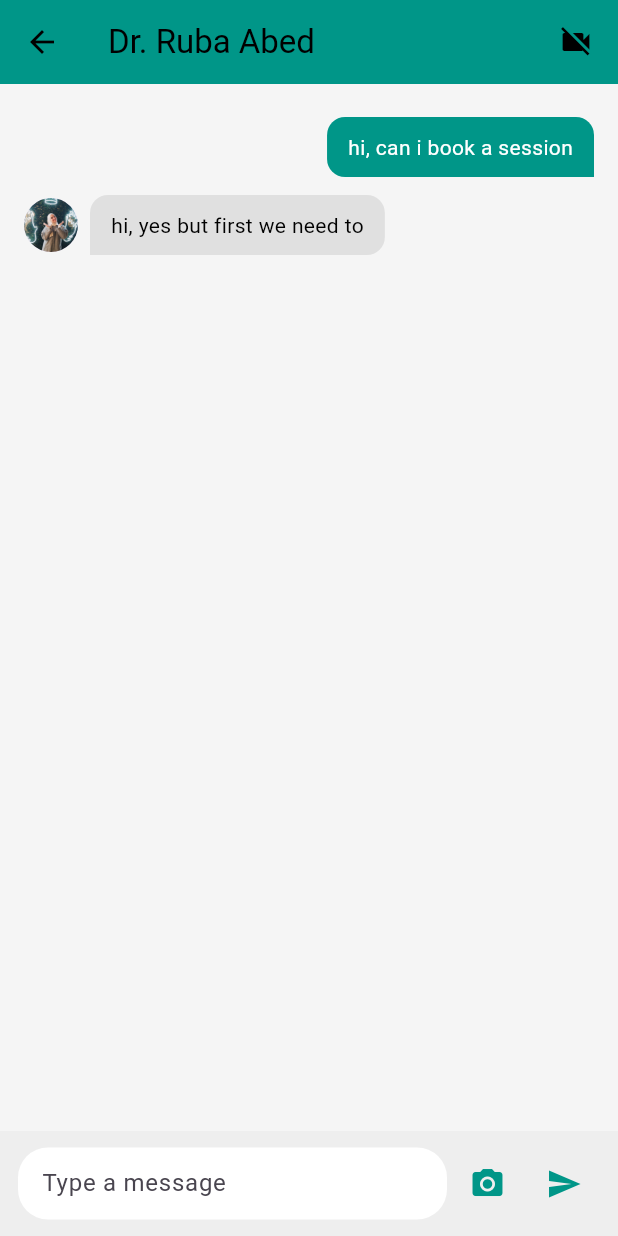
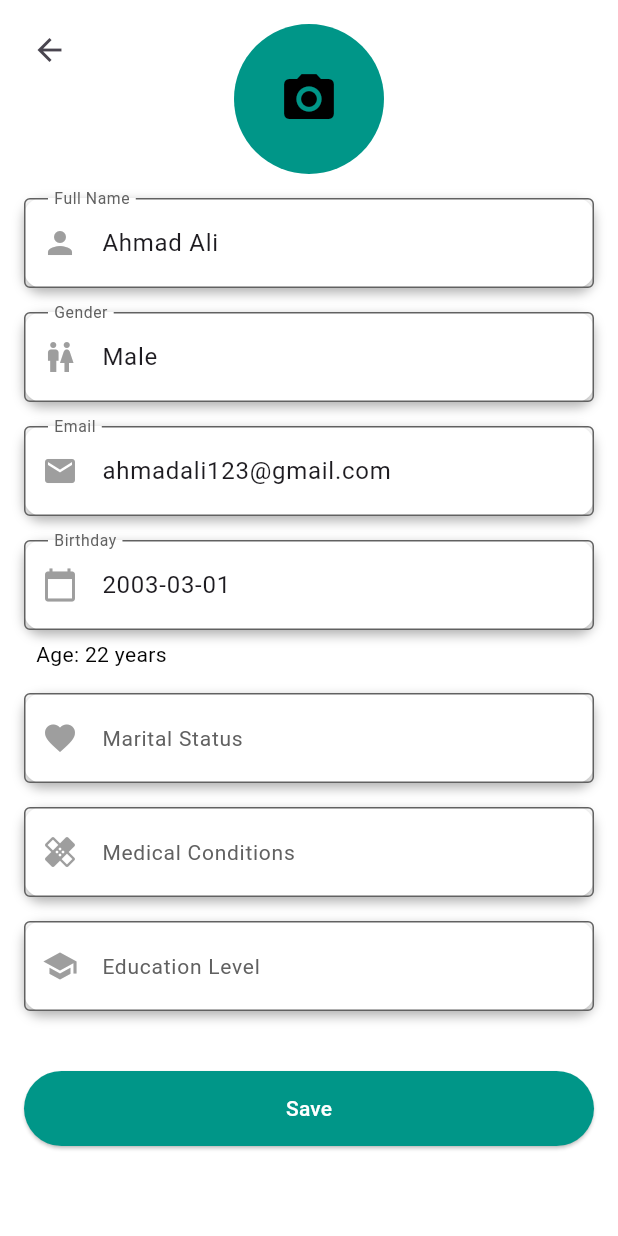
Before and after one commit to nada3bd/NAFS_APP, a Flutter app: the screen it shows after launch, after a tap on "Go to Chat", on a phone screen of 412 x 824 dp. Run offline on Flutter 3.47's test engine with Material 3 defaults, Android fonts, the phone set to English and light mode, and no system bars; our stand-ins replace flutter_bloc, image_picker.

Commit message:
tenth commit

```diff
--- /dev/null
+++ b/lib/cubit/profilecubit.dart
@@ -0,0 +1,24 @@
+import 'dart:io';
+import 'package:flutter_bloc/flutter_bloc.dart';
+import 'package:image_picker/image_picker.dart';
+import 'package:grad_app/models/usermodel.dart';
+
+class ProfileCubit extends Cubit<ProfileState> {
+  ProfileCubit() : super(ProfileState());
+  void updateName(String value) => emit(state.copyWith(name: value));
+  void updateEmail(String value) => emit(state.copyWith(email: value));
+  void updateGender(String value) => emit(state.copyWith(gender: value));
+  void updateDob(DateTime dob) => emit(state.copyWith(dob: dob));
+  void updateMaritalStatus(String value) => emit(state.copyWith(maritalStatus: value));
+  void updateMedicalConditions(String value) => emit(state.copyWith(medicalConditions: value));
+  void updateEducation(String value) => emit(state.copyWith(educationLevel: value));
+  void updateAbout(String value) => emit(state.copyWith(aboutMe: value));
+  void updateSessionTime(String value) => emit(state.copyWith(sessionTime: value));
+  void updatePrice(String value) => emit(state.copyWith(price: value));
+  void updateLocation(String value) => emit(state.copyWith(location: value));
+  Future<void> pickProfileImage() async {
+    final picker = ImagePicker();
+    final pickedFile = await picker.pickImage(source: ImageSource.gallery);
+    if (pickedFile != null) emit(state.copyWith(profileImage: File(pickedFile.path)));
+  }
+}
--- a/lib/main.dart
+++ b/lib/main.dart
@@ -3,7 +3,7 @@
 import 'package:flutter/services.dart';
 import 'package:grad_app/cubit/Feedbackcubit.dart';
 import 'package:grad_app/models/doctorprofile.dart';
-import 'package:grad_app/views/doctorprofilepage.dart';
+import 'package:grad_app/views/doctorinformationspage.dart';
 
 void main() {
   runApp(
@@ -29,22 +29,21 @@
     ));
 
     return MaterialApp(
-      title: 'NafsApp',
-      home: DoctorProfilePage(
+      debugShowCheckedModeBanner: false,
+      home: DoctorInformationsPage(
         doctorProfile: DoctorProfile(
           image: 'assets/WhatsApp Image 2025-02-03 at 17.52.32_ee5e3371.jpg',
           name: 'Dr. Ruba Abed',
           rating: 4,
-          avatarIcon:
-              'assets/doctor_avatar.png',
+          avatarIcon: 'assets/doctor_avatar.png',
           aboutMe:
               'أخصائي نفسي يمتلك خبرة تزيد عن 10 سنوات في مجال العلاج النفسي، ويقدّم خدمات علاجية متخصصة في الاضطرابات النفسية المختلفة، ومشاكل العلاقات، والصدمات النفسية، بما في ذلك صدمات الطفولة. يهدف إلى مساعدة الأفراد على فهم أنفسهم بشكل أعمق، والتعامل مع تجاربهم المؤلمة، وتحقيق التوازن النفسي من خلال أساليب علاجية مبنية على أسس علمية ومهنية',
           sessionDuration: '00 : 45 m',
           sessionPrice: '15.00 JD',
-          feedback: ["good" , "nice"],
+          feedback: ["good", "nice"],
         ),
       ),
-      debugShowCheckedModeBanner: false,
+
     );
   }
 }
--- /dev/null
+++ b/lib/models/usermodel.dart
@@ -0,0 +1,61 @@
+import 'dart:io';
+
+class ProfileState {
+  final String name;
+  final String email;
+  final String gender;
+  final DateTime dob;
+  final File? profileImage;
+  final String maritalStatus;
+  final String medicalConditions;
+  final String educationLevel;
+  final String aboutMe;
+  final String sessionTime;
+  final String price;
+  final String location;
+
+  ProfileState({
+    this.name = 'Ahmad Ali',
+    this.email = 'ahmadali123@gmail.com',
+    this.gender = 'Male',
+    DateTime? dob,
+    this.profileImage,
+    this.maritalStatus = '',
+    this.medicalConditions = '',
+    this.educationLevel = '',
+    this.aboutMe = '',
+    this.sessionTime = '',
+    this.price = '',
+    this.location = '',
+  }) : dob = dob ?? DateTime(2003, 3, 1);
+
+  ProfileState copyWith({
+    String? name,
+    String? email,
+    String? gender,
+    DateTime? dob,
+    File? profileImage,
+    String? maritalStatus,
+    String? medicalConditions,
+    String? educationLevel,
+    String? aboutMe,
+    String? sessionTime,
+    String? price,
+    String? location,
+  }) {
+    return ProfileState(
+      name: name ?? this.name,
+      email: email ?? this.email,
+      gender: gender ?? this.gender,
+      dob: dob ?? this.dob,
+      profileImage: profileImage ?? this.profileImage,
+      maritalStatus: maritalStatus ?? this.maritalStatus,
+      medicalConditions: medicalConditions ?? this.medicalConditions,
+      educationLevel: educationLevel ?? this.educationLevel,
+      aboutMe: aboutMe ?? this.aboutMe,
+      sessionTime: sessionTime ?? this.sessionTime,
+      price: price ?? this.price,
+      location: location ?? this.location,
+    );
+  }
+}
--- a/lib/views/doctorprofilepage.dart
+++ b/lib/views/doctorinformationspage.dart
@@ -1,10 +1,11 @@
 import 'package:flutter/material.dart';
 import 'package:flutter_bloc/flutter_bloc.dart';
 import 'package:grad_app/cubit/Feedbackcubit.dart';
-import 'package:grad_app/cubit/chatcubit.dart';
-import 'package:grad_app/models/chatpage.dart';
+// import 'package:grad_app/cubit/chatcubit.dart';
+// import 'package:grad_app/models/chatpage.dart';
 import 'package:grad_app/models/doctorprofile.dart';
-import 'package:grad_app/views/chatpage.dart';
+// import 'package:grad_app/views/chatpage.dart';
+import 'package:grad_app/views/editprofilepage.dart';
 import 'package:grad_app/widgets/customsafearea.dart';
 import 'package:grad_app/widgets/doctorheader.dart';
 import 'package:grad_app/widgets/expandableaboutme.dart';
@@ -14,18 +15,17 @@ import 'package:grad_app/widgets/infocard.dart';
 import 'package:grad_app/widgets/sectiontitle.dart';
 import 'package:grad_app/widgets/sessionprice.dart';
 
-
-class DoctorProfilePage extends StatefulWidget {
+class DoctorInformationsPage extends StatefulWidget {
   final DoctorProfile doctorProfile;
 
-  const DoctorProfilePage({super.key, required this.doctorProfile});
+  const DoctorInformationsPage({super.key, required this.doctorProfile});
 
   @override
-
-  _DoctorProfilePageState createState() => _DoctorProfilePageState();
+  // ignore: library_private_types_in_public_api
+  _DoctorInformationsPageState createState() => _DoctorInformationsPageState();
 }
 
-class _DoctorProfilePageState extends State<DoctorProfilePage>
+class _DoctorInformationsPageState extends State<DoctorInformationsPage>
     with SingleTickerProviderStateMixin {
   late AnimationController _controller;
   late Animation<Offset> _offsetAnimation;
@@ -55,7 +55,9 @@ class _DoctorProfilePageState extends State<DoctorProfilePage>
       create: (_) => FeedBackCubit(initialFeedback: initialFeedback),
       child: Scaffold(
         backgroundColor: Colors.white,
-        appBar: const CustomSafeArea( color: Colors.teal,),
+        appBar: const CustomSafeArea(
+          color: Colors.teal,
+        ),
         body: SingleChildScrollView(
           child: Padding(
             padding: const EdgeInsets.all(16.0),
@@ -89,22 +91,23 @@ class _DoctorProfilePageState extends State<DoctorProfilePage>
                 GoToChatButton(
                   buttonText: 'Go to Chat',
                   onPressed: () {
-                    Navigator.push(
-                      context,
-                      MaterialPageRoute(
-                        builder: (context) => BlocProvider(
-                          create: (_) => ChatCubit(initialMessages: [
-                            ChatMessage(
-                                isDoctor: false,
-                                text: 'hi, can i book a session'),
-                            ChatMessage(
-                                isDoctor: true,
-                                text: 'hi, yes but first we need to'),
-                          ]),
-                          child: ChatPage(doctorProfile: widget.doctorProfile),
-                        ),
-                      ),
-                    );
+                    Navigator.push(context, MaterialPageRoute( builder: (context) => const  EditProfileScreen(accountType: 'patient',),));
+                    // Navigator.push(
+                    //   context,
+                    //   MaterialPageRoute(
+                    //     builder: (context) => BlocProvider(
+                    //       create: (_) => ChatCubit(initialMessages: [
+                    //         ChatMessage(
+                    //             isDoctor: false,
+                    //             text: 'hi, can i book a session'),
+                    //         ChatMessage(
+                    //             isDoctor: true,
+                    //             text: 'hi, yes but first we need to'),
+                    //       ]),
+                    //       child: ChatPage(doctorProfile: widget.doctorProfile),
+                    //     ),
+                    //   ),
+                    // );
                   },
                 ),
               ],
--- /dev/null
+++ b/lib/views/editprofilepage.dart
@@ -0,0 +1,193 @@
+import 'package:flutter/material.dart';
+import 'package:flutter_bloc/flutter_bloc.dart';
+import 'package:grad_app/cubit/profilecubit.dart';
+import 'package:grad_app/models/usermodel.dart';
+import 'package:grad_app/widgets/customsafearea.dart';
+import 'package:grad_app/widgets/textfield.dart';
+import 'package:intl/intl.dart';
+
+class EditProfileScreen extends StatefulWidget {
+  final String accountType;
+  const EditProfileScreen({Key? key, required this.accountType}) : super(key: key);
+  @override
+  _EditProfileScreenState createState() => _EditProfileScreenState();
+}
+
+class _EditProfileScreenState extends State<EditProfileScreen> {
+  final ScrollController _scrollController = ScrollController();
+  Future<void> _selectDate(BuildContext context, ProfileCubit cubit) async {
+    final DateTime? picked = await showDatePicker(
+      context: context,
+      initialDate: cubit.state.dob,
+      firstDate: DateTime(1900),
+      lastDate: DateTime.now(),
+      builder: (context, child) {
+        return Theme(
+          data: Theme.of(context).copyWith(
+            colorScheme: const ColorScheme.light(primary: Colors.teal, onPrimary: Colors.white, onSurface: Colors.teal, surface: Colors.white),
+            dialogBackgroundColor: Colors.white,
+            textButtonTheme: TextButtonThemeData(style: TextButton.styleFrom(foregroundColor: Colors.teal)),
+          ),
+          child: child!,
+        );
+      },
+    );
+    if (picked != null) cubit.updateDob(picked);
+  }
+  Future<void> _selectTime(BuildContext context, ProfileCubit cubit) async {
+    final TimeOfDay? picked = await showTimePicker(context: context, initialTime: TimeOfDay.now());
+    if (picked != null) cubit.updateSessionTime(picked.format(context));
+  }
+  @override
+  Widget build(BuildContext context) {
+    return BlocProvider(
+      create: (_) => ProfileCubit(),
+      child: Scaffold(
+        backgroundColor: Colors.white,
+        appBar: const CustomSafeArea(color: Colors.teal),
+        body: BlocBuilder<ProfileCubit, ProfileState>(
+          builder: (context, state) {
+            final cubit = context.read<ProfileCubit>();
+            final isPatient = widget.accountType == 'patient';
+            final isDoctor = widget.accountType == 'doctor';
+            return SingleChildScrollView(
+              controller: _scrollController,
+              padding: const EdgeInsets.all(16),
+              child: Column(
+                children: [
+                  SizedBox(
+                    height: 100,
+                    width: double.infinity,
+                    child: Stack(
+                      children: [
+                        Positioned(
+                          top: -7,
+                          left: -7,
+                          child: IconButton(
+                            icon: const Icon(Icons.arrow_back),
+                            onPressed: () => Navigator.pop(context),
+                          ),
+                        ),
+                        Align(
+                          alignment: Alignment.center,
+                          child: GestureDetector(
+                            onTap: () => cubit.pickProfileImage(),
+                            child: CircleAvatar(
+                              radius: 50,
+                              backgroundColor: Colors.teal,
+                              backgroundImage: state.profileImage != null ? FileImage(state.profileImage!) : null,
+                              child: state.profileImage == null ? const Icon(Icons.camera_alt, size: 40, color: Colors.black) : null,
+                            ),
+                          ),
+                        ),
+                      ],
+                    ),
+                  ),
+                  const SizedBox(height: 16),
+                  CustomTextField(
+                    label: "Full Name",
+                    value: state.name,
+                    icon: Icons.person,
+                    onChanged: (v) => cubit.updateName(v),
+                    scrollController: _scrollController,
+                  ),
+                  CustomTextField(
+                    label: "Gender",
+                    value: state.gender,
+                    icon: Icons.wc,
+                    onChanged: (v) => cubit.updateGender(v),
+                    readOnly: true,
+                    scrollController: _scrollController,
+                  ),
+                  CustomTextField(
+                    label: "Email",
+                    value: state.email,
+                    icon: Icons.email,
+                    onChanged: (v) => cubit.updateEmail(v),
+                    scrollController: _scrollController,
+                  ),
+                  CustomTextField(
+                    label: "Birthday",
+                    value: DateFormat('yyyy-MM-dd').format(state.dob),
+                    icon: Icons.calendar_today,
+                    onChanged: (_) {},
+                    readOnly: true,
+                    onTap: () => _selectDate(context, cubit),
+                    isPatient: isPatient,
+                    dateOfBirth: state.dob,
+                    scrollController: _scrollController,
+                  ),
+                  if (isPatient) ...[
+                    CustomTextField(
+                      label: "Marital Status",
+                      value: state.maritalStatus,
+                      icon: Icons.favorite,
+                      onChanged: (v) => cubit.updateMaritalStatus(v),
+                      scrollController: _scrollController,
+                    ),
+                    CustomTextField(
+                      label: "Medical Conditions",
+                      value: state.medicalConditions,
+                      icon: Icons.healing,
+                      onChanged: (v) => cubit.updateMedicalConditions(v),
+                      scrollController: _scrollController,
+                    ),
+                    CustomTextField(
+                      label: "Education Level",
+                      value: state.educationLevel,
+                      icon: Icons.school,
+                      onChanged: (v) => cubit.updateEducation(v),
+                      scrollController: _scrollController,
+                    ),
+                  ],
+                  if (isDoctor) ...[
+                    CustomTextField(
+                      label: "About Me",
+                      value: state.aboutMe,
+                      icon: Icons.description,
+                      onChanged: (v) => cubit.updateAbout(v),
+                      maxLines: 4,
+                      scrollController: _scrollController,
+                    ),
+                    CustomTextField(
+                      label: "Session Time",
+                      value: state.sessionTime,
+                      icon: Icons.access_time,
+                      onChanged: (_) {},
+                      readOnly: true,
+                      onTap: () => _selectTime(context, cubit),
+                      scrollController: _scrollController,
+                    ),
+                    CustomTextField(
+                      label: "Price",
+                      value: state.price,
+                      icon: Icons.attach_money,
+                      onChanged: (v) => cubit.updatePrice(v),
+                      scrollController: _scrollController,
+                    ),
+                    CustomTextField(
+                      label: "Location",
+                      value: state.location,
+                      icon: Icons.location_on,
+                      onChanged: (v) => cubit.updateLocation(v),
+                      scrollController: _scrollController,
+                    ),
+                  ],
+                  const SizedBox(height: 24),
+                  ElevatedButton(
+                    onPressed: () {},
+                    style: ElevatedButton.styleFrom(
+                      backgroundColor: Colors.teal,
+                      minimumSize: const Size(double.infinity, 50),
+                    ),
+                    child: const Text('Save', style: TextStyle(color: Colors.white)),
+                  ),
+                ],
+              ),
+            );
+          },
+        ),
+      ),
+    );
+  }
+}
--- a/lib/widgets/appbaar.dart
+++ b/lib/widgets/appbaar.dart
@@ -16,6 +16,7 @@ class CustomAppBar extends StatelessWidget implements PreferredSizeWidget {
   @override
   Widget build(BuildContext context) {
     return AppBar(
+
       backgroundColor: Colors.teal,
       elevation: 0,
       leading: leading ??
--- a/lib/widgets/customsafearea.dart
+++ b/lib/widgets/customsafearea.dart
@@ -8,13 +8,9 @@ class CustomSafeArea extends StatelessWidget implements PreferredSizeWidget {
   Widget build(BuildContext context) {
     return Scaffold(
       backgroundColor: color,
-      body: SafeArea(
+      body: const SafeArea(
         child: Align(
           alignment: Alignment.topLeft,
-          child: IconButton(
-            icon: const Icon(Icons.arrow_back),
-            onPressed: () => Navigator.pop(context),
-          ),
         ),
       ),
     );
--- /dev/null
+++ b/lib/widgets/textfield.dart
@@ -0,0 +1,188 @@
+import 'package:flutter/material.dart';
+
+class CustomTextField extends StatefulWidget {
+  final String label;
+  final String value;
+  final IconData icon;
+  final Function(String)? onChanged;
+  final int maxLines;
+  final bool readOnly;
+  final VoidCallback? onTap;
+  final bool isPatient;
+  final DateTime? dateOfBirth;
+  final ScrollController? scrollController;
+  const CustomTextField({
+    Key? key,
+    required this.label,
+    required this.value,
+    required this.icon,
+    required this.onChanged,
+    this.maxLines = 1,
+    this.readOnly = false,
+    this.onTap,
+    this.isPatient = false,
+    this.dateOfBirth,
+    this.scrollController,
+  }) : super(key: key);
+  @override
+  _CustomTextFieldState createState() => _CustomTextFieldState();
+}
+
+class _CustomTextFieldState extends State<CustomTextField> {
+  late TextEditingController _controller;
+  late FocusNode _focusNode;
+  String? _errorText;
+
+  @override
+  void initState() {
+    super.initState();
+    _controller = TextEditingController(text: widget.value);
+    _focusNode = FocusNode();
+  }
+
+  @override
+  void didUpdateWidget(covariant CustomTextField oldWidget) {
+    super.didUpdateWidget(oldWidget);
+    if (widget.value != _controller.text) {
+      _controller.text = widget.value;
+      _controller.selection =
+          TextSelection.collapsed(offset: _controller.text.length);
+    }
+  }
+
+  @override
+  void dispose() {
+    _controller.dispose();
+    _focusNode.dispose();
+    super.dispose();
+  }
+
+  void _validate(String value) {
+    if (!widget.readOnly && value.trim().isEmpty) {
+      setState(() {
+        _errorText = "This field is required";
+      });
+    } else {
+      setState(() {
+        _errorText = null;
+      });
+    }
+  }
+
+  @override
+  Widget build(BuildContext context) {
+    return Theme(
+      data: Theme.of(context).copyWith(
+        textSelectionTheme: const TextSelectionThemeData(
+          selectionColor: Color(0xFFEEEEEE),
+          cursorColor: Colors.black,
+          selectionHandleColor: Colors.teal,
+        ),
+      ),
+      child: Column(
+        crossAxisAlignment: CrossAxisAlignment.start,
+        children: [
+          Stack(
+            children: [
+              Container(
+                decoration: BoxDecoration(
+                  boxShadow: [
+                    BoxShadow(
+                      color: Colors.grey.withOpacity(0.8),
+                      blurRadius: 6,
+                      offset: const Offset(0, 3),
+                    ),
+                  ],
+                  borderRadius: BorderRadius.circular(12),
+                  color: Colors.white,
+                ),
+                child: TextField(
+                  controller: _controller,
+                  onEditingComplete: () {
+                    widget.onChanged?.call(_controller.text);
+                    _validate(_controller.text);
+                    _focusNode.unfocus();
+                  },
+                  onChanged: (newValue) {
+                    widget.onChanged?.call(newValue);
+                    _validate(newValue);
+                  },
+                  maxLines: widget.maxLines,
+                  readOnly: widget.readOnly,
+                  onTap: () {
+                    if (widget.readOnly) {
+                      FocusScope.of(context)
+                          .requestFocus(FocusNode());
+                    } else {
+                      widget.onTap?.call();
+                      WidgetsBinding.instance.addPostFrameCallback((_) {
+                        Scrollable.ensureVisible(
+                          context,
+                          duration: const Duration(milliseconds: 300),
+                          curve: Curves.easeInOut,
+                          alignment: 0.1,
+                        );
+                      });
+                    }
+                  },
+                  focusNode: _focusNode,
+                  decoration: InputDecoration(
+                    contentPadding: const EdgeInsets.symmetric(
+                        vertical: 18, horizontal: 16),
+                    labelText: widget.label,
+                    labelStyle: TextStyle(
+                      color: _focusNode.hasFocus
+                          ? Colors.teal
+                          : const Color.fromRGBO(97, 97, 97, 1),
+                      fontSize: 14,
+                    ),
+                    prefixIcon: Icon(widget.icon,
+                        color: _focusNode.hasFocus ? Colors.teal : Colors.grey),
+                    enabledBorder: OutlineInputBorder(
+                      borderSide: BorderSide(
+                          color: _errorText != null
+                              ? Colors.red
+                              : const Color.fromRGBO(97, 97, 97, 1)),
+                    ),
+                    focusedBorder: OutlineInputBorder(
+                      borderSide: BorderSide(
+                          color: _errorText != null ? Colors.red : Colors.teal),
+                    ),
+                  ),
+                ),
+              ),
+              if (_errorText != null)
+                Positioned(
+                  bottom: 4,
+                  left: 16,
+                  right: 16,
+                  child: Text(
+                    _errorText!,
+                    style: const TextStyle(color: Colors.red, fontSize: 12),
+                    textAlign: TextAlign.left,
+                  ),
+                ),
+            ],
+          ),
+          if (widget.isPatient &&
+              widget.dateOfBirth != null &&
+              widget.label == 'Birthday')
+            Padding(
+              padding: const EdgeInsets.only(top: 6, left: 8),
+              child: Text('Age: ${calculateAge(widget.dateOfBirth!)} years',
+                  style: const TextStyle(color: Color.fromARGB(255, 3, 3, 3))),
+            ),
+          const SizedBox(height: 16),
+        ],
+      ),
+    );
+  }
+}
+
+int calculateAge(DateTime dob) {
+  final today = DateTime.now();
+  int age = today.year - dob.year;
+  if (today.month < dob.month ||
+      (today.month == dob.month && today.day < dob.day)) age--;
+  return age;
+}
--- a/pubspec.yaml
+++ b/pubspec.yaml
@@ -31,6 +31,8 @@ dependencies:
   flutter:
     sdk: flutter
   flutter_bloc: ^8.1.2
+  image_picker: ^1.0.4
+  intl: ^0.18.1
 
 
   # The following adds the Cupertino Icons font to your application.
```
Also changed, not shown: lib/widgets/calculateage.dart (added), pubspec.lock, 5 other files.
